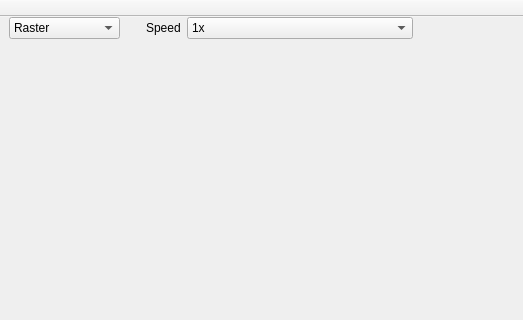
First picture: the form in pymea/ui/PyMEAMainWindow.ui, repository dbridges/mea-tools, before the edit; both pictures show x 0 to 523 and y 0 to 320 of the 1146 by 664 pixel window.
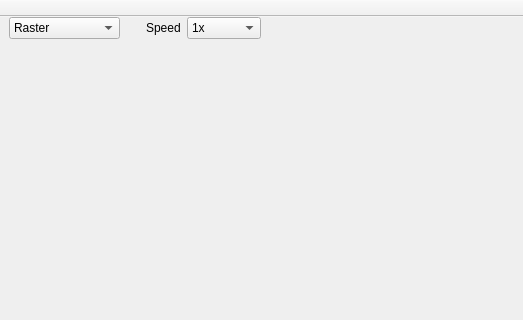
Second picture: the form after the edit. The open tabs and pages were chosen to show the change. Custom widgets are drawn as their Qt base class.

Patch:
```diff
--- a/pymea/ui/PyMEAMainWindow.ui
+++ b/pymea/ui/PyMEAMainWindow.ui
@@ -142,7 +142,7 @@
           </layout>
          </widget>
          <widget class="QWidget" name="flashingSpikePage">
-          <layout class="QHBoxLayout" name="horizontalLayout_6" stretch="0,1">
+          <layout class="QHBoxLayout" name="horizontalLayout_6" stretch="0,1,0">
            <property name="margin">
             <number>0</number>
            </property>
@@ -155,6 +155,12 @@
            </item>
            <item>
             <widget class="QComboBox" name="flashingSpikeTimescaleComboBox">
+             <property name="sizePolicy">
+              <sizepolicy hsizetype="Maximum" vsizetype="Fixed">
+               <horstretch>0</horstretch>
+               <verstretch>0</verstretch>
+              </sizepolicy>
+             </property>
              <item>
               <property name="text">
                <string>1x</string>
@@ -197,6 +203,19 @@
              </item>
             </widget>
            </item>
+           <item>
+            <spacer name="horizontalSpacer_3">
+             <property name="orientation">
+              <enum>Qt::Horizontal</enum>
+             </property>
+             <property name="sizeHint" stdset="0">
+              <size>
+               <width>40</width>
+               <height>20</height>
+              </size>
+             </property>
+            </spacer>
+           </item>
           </layout>
          </widget>
          <widget class="QWidget" name="analogPage">
```
Left out of the diff: 17 changed lines with no effect on the pictures.
